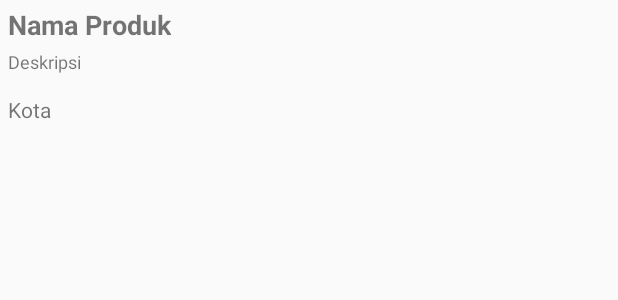
After one commit to synrgy-tim-d/android-mobile-app, an Android app: the layout activity_detail.xml on its own in the app's theme, with its tools: preview values and no code run, on a phone screen of 412 x 824 dp. The commit adds this screen. Shown: the top 300 px of the screen. Run offline under Robolectric (Android 15) with nearby library versions, the phone set to English and light mode, and no system bars.

Commit message:
get detail kos

```diff
--- a/app/src/main/java/com/rivvana/naqos_app/fragment/SearchFragment.kt
+++ b/app/src/main/java/com/rivvana/naqos_app/fragment/SearchFragment.kt
@@ -89,10 +89,10 @@ class SearchFragment : Fragment() {
         val layoutManager2 = LinearLayoutManager(activity)
         layoutManager2.orientation = LinearLayoutManager.HORIZONTAL
 
-        rvRekomendasi.adapter = AdapterProduk(listProduk)
+        rvRekomendasi.adapter = AdapterProduk(requireActivity(), listProduk)
         rvRekomendasi.layoutManager = layoutManager
 
-        rvKosMurah.adapter = AdapterProduk(listProduk)
+        rvKosMurah.adapter = AdapterProduk(requireActivity(), listProduk)
         rvKosMurah.layoutManager = layoutManager2
     }
 
--- /dev/null
+++ b/app/src/main/res/layout/activity_detail.xml
@@ -0,0 +1,41 @@
+<?xml version="1.0" encoding="utf-8"?>
+<LinearLayout xmlns:android="http://schemas.android.com/apk/res/android"
+    xmlns:app="http://schemas.android.com/apk/res-auto"
+    xmlns:tools="http://schemas.android.com/tools"
+    android:layout_width="match_parent"
+    android:layout_height="match_parent"
+    android:orientation="vertical"
+    tools:context=".auth.view.DetailActivity">
+
+    <TextView
+        android:layout_marginTop="4dp"
+        android:textStyle="bold"
+        android:textSize="18dp"
+        android:text="Nama Produk"
+        android:layout_marginHorizontal="5dp"
+        android:id="@+id/tv_nama"
+        android:layout_width="wrap_content"
+        android:layout_height="wrap_content"/>
+
+    <TextView
+        android:layout_marginTop="4dp"
+        android:ellipsize="marquee"
+        android:textSize="12dp"
+        android:text="Deskripsi"
+        android:maxLines="2"
+        android:lines="2"
+        android:layout_marginHorizontal="5dp"
+        android:id="@+id/tv_desc"
+        android:layout_width="wrap_content"
+        android:layout_height="wrap_content"/>
+
+    <TextView
+        android:layout_marginLeft="5dp"
+        android:id="@+id/tv_loc"
+        android:layout_width="wrap_content"
+        android:layout_height="wrap_content"
+        android:ellipsize="marquee"
+        android:text="Kota"
+        android:singleLine="true" />
+
+</LinearLayout>
--- a/app/src/main/res/layout/item_produk.xml
+++ b/app/src/main/res/layout/item_produk.xml
@@ -1,5 +1,6 @@
 <?xml version="1.0" encoding="utf-8"?>
 <androidx.cardview.widget.CardView xmlns:android="http://schemas.android.com/apk/res/android"
+    android:id="@+id/layout_produk"
     android:layout_width="170dp"
     android:layout_marginVertical="1dp"
     android:layout_marginLeft="10dp"
```
Also changed, not shown: app/src/main/AndroidManifest.xml (+14 -16 lines), app/src/main/java/com/rivvana/naqos_app/adapter/AdapterProduk.kt (+16 -3 lines), app/src/main/java/com/rivvana/naqos_app/auth/view/DetailActivity.kt (added, +28 -0 lines).
